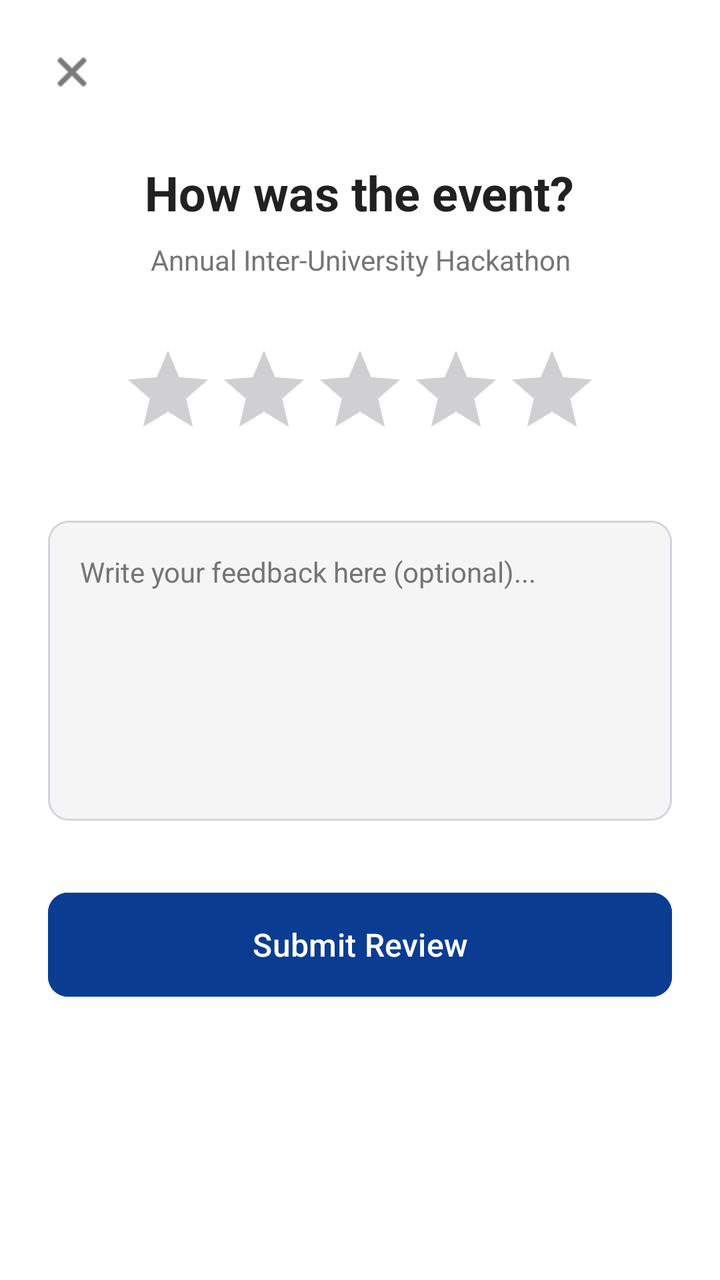
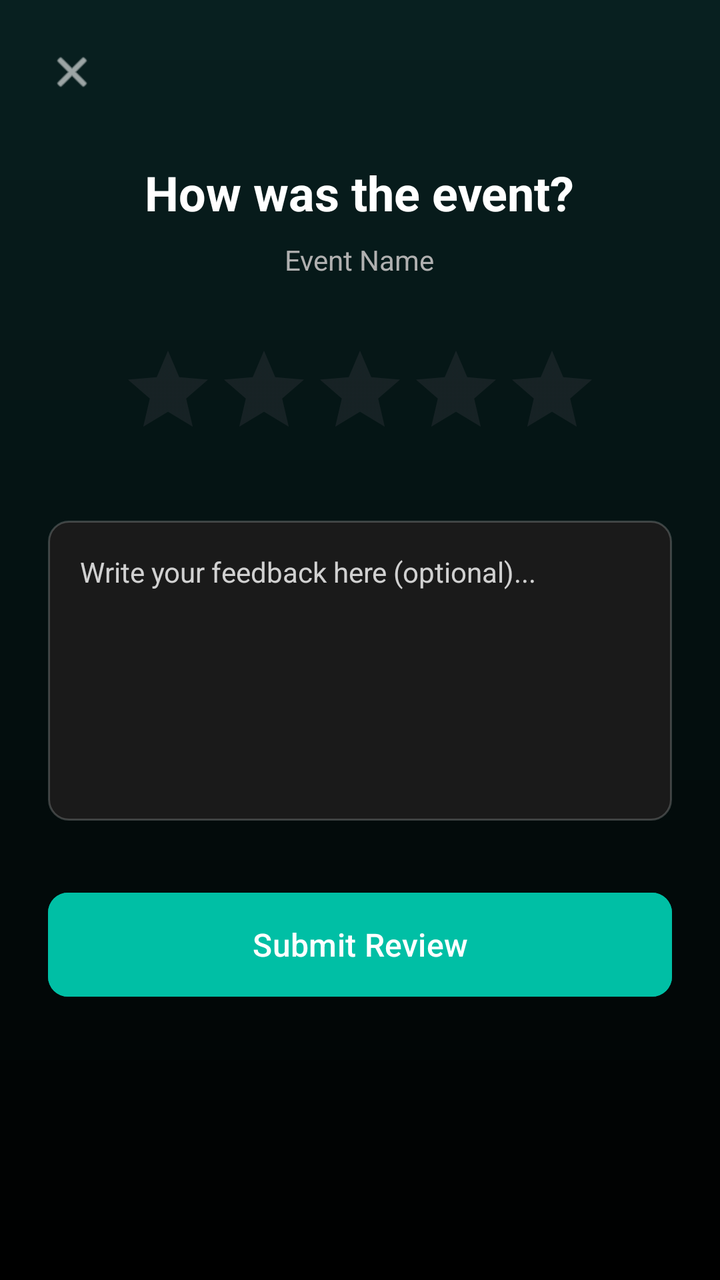

Before-and-after screenshots of an Android layout around one commit, followed by the original layout XML and the change that was made.
<!-- AndroidManifest.xml: application theme Theme.CampusConnectProject -->
<!-- res/layout/activity_review.xml -->
<?xml version="1.0" encoding="utf-8"?>
<LinearLayout
    xmlns:android="http://schemas.android.com/apk/res/android"
    xmlns:app="http://schemas.android.com/apk/res-auto"
    android:layout_width="match_parent"
    android:layout_height="match_parent"
    android:orientation="vertical"
    android:background="@color/bg_utama"
    android:padding="24dp"
    android:gravity="center_horizontal">

    
    <ImageView
        android:id="@+id/btnCloseReview"
        android:layout_width="24dp"
        android:layout_height="24dp"
        android:src="@android:drawable/ic_menu_close_clear_cancel"
        android:contentDescription="@null"
        app:tint="@color/teks_utama"
        android:layout_gravity="start"
        android:layout_marginBottom="32dp"/>

    <TextView
        android:layout_width="wrap_content"
        android:layout_height="wrap_content"
        android:text="How was the event?"
        android:textColor="@color/teks_utama"
        android:textSize="24sp"
        android:textStyle="bold"
        android:layout_marginBottom="8dp"/>

    <TextView
        android:id="@+id/tvReviewEventName"
        android:layout_width="wrap_content"
        android:layout_height="wrap_content"
        android:text="Annual Inter-University Hackathon"
        android:textColor="@color/teks_sekunder"
        android:textSize="14sp"
        android:textAlignment="center"
        android:layout_marginBottom="32dp"/>

    
    <RatingBar
        android:id="@+id/ratingBar"
        android:layout_width="wrap_content"
        android:layout_height="wrap_content"
        android:numStars="5"
        android:stepSize="1.0"
        android:progressTint="@color/warna_aksen"
        android:layout_marginBottom="32dp"/>

    
    <EditText
        android:id="@+id/etReviewText"
        android:layout_width="match_parent"
        android:layout_height="150dp"
        android:background="@drawable/bg_input_rounded"
        android:gravity="top|start"
        android:hint="Write your feedback here (optional)..."
        android:textColor="@color/teks_utama"
        android:textColorHint="@color/teks_sekunder"
        android:padding="16dp"
        android:textSize="14sp"
        android:layout_marginBottom="32dp"/>

    <Button
        android:id="@+id/btnSubmitReview"
        android:layout_width="match_parent"
        android:layout_height="60dp"
        android:backgroundTint="@color/warna_primer"
        android:text="Submit Review"
        android:textAllCaps="false"
        android:textColor="@color/white"
        android:textSize="16sp"
        app:cornerRadius="10dp" />

</LinearLayout>
<!-- resources referenced by this layout -->
<resources>
  <color name="bg_utama">#FFFFFF</color>
  <color name="teks_sekunder">#757575</color>
  <color name="teks_utama">#212121</color>
  <color name="warna_aksen">#FF8A00</color>
  <color name="warna_primer">#0A3D91</color>
  <color name="white">#FFFFFFFF</color>
  <!-- drawable bg_input_rounded (drawable) -->
  <?xml version="1.0" encoding="utf-8"?>
  <shape xmlns:android="http://schemas.android.com/apk/res/android" android:shape="rectangle">
      <solid android:color="@color/bg_input" />
      <stroke android:width="1dp" android:color="#D1D5DB" />
      <corners android:radius="10dp" />
  </shape>
  <style name="Theme.CampusConnectProject" parent="Base.Theme.CampusConnectProject" />
  <color name="bg_input">#F5F5F5</color>
  <style name="Base.Theme.CampusConnectProject" parent="Theme.Material3.DayNight.NoActionBar">
          <item name="android:forceDarkAllowed" tools:targetApi="q">false</item>
      </style>
</resources>

<!-- the commit's change to res/layout/activity_review.xml (unified diff, before → after) -->
@@ -5,7 +5,7 @@
     android:layout_width="match_parent"
     android:layout_height="match_parent"
     android:orientation="vertical"
-    android:background="@color/bg_utama"
+    android:background="@drawable/bg_main_gradient"
     android:padding="24dp"
     android:gravity="center_horizontal">
 
@@ -16,7 +16,7 @@
         android:layout_height="24dp"
         android:src="@android:drawable/ic_menu_close_clear_cancel"
         android:contentDescription="@null"
-        app:tint="@color/teks_utama"
+        app:tint="@color/white"
         android:layout_gravity="start"
         android:layout_marginBottom="32dp"/>
 
@@ -24,7 +24,7 @@
         android:layout_width="wrap_content"
         android:layout_height="wrap_content"
         android:text="How was the event?"
-        android:textColor="@color/teks_utama"
+        android:textColor="@color/white"
         android:textSize="24sp"
         android:textStyle="bold"
         android:layout_marginBottom="8dp"/>
@@ -33,8 +33,8 @@
         android:id="@+id/tvReviewEventName"
         android:layout_width="wrap_content"
         android:layout_height="wrap_content"
-        android:text="Annual Inter-University Hackathon"
-        android:textColor="@color/teks_sekunder"
+        android:text="Event Name"
+        android:textColor="#B0B0B0"
         android:textSize="14sp"
         android:textAlignment="center"
         android:layout_marginBottom="32dp"/>
@@ -46,7 +46,7 @@
         android:layout_height="wrap_content"
         android:numStars="5"
         android:stepSize="1.0"
-        android:progressTint="@color/warna_aksen"
+        android:progressTint="@color/warna_primer"
         android:layout_marginBottom="32dp"/>
 
     
@@ -57,8 +57,8 @@
         android:background="@drawable/bg_input_rounded"
         android:gravity="top|start"
         android:hint="Write your feedback here (optional)..."
-        android:textColor="@color/teks_utama"
-        android:textColorHint="@color/teks_sekunder"
+        android:textColor="@color/white"
+        android:textColorHint="#CCFFFFFF"
         android:padding="16dp"
         android:textSize="14sp"
         android:layout_marginBottom="32dp"/>
<!-- resource entries referenced after the edit -->
@@ -1,21 +1,34 @@
 <!-- resources referenced by this layout -->
 <resources>
-  <color name="bg_utama">#FFFFFF</color>
-  <color name="teks_sekunder">#757575</color>
-  <color name="teks_utama">#212121</color>
-  <color name="warna_aksen">#FF8A00</color>
-  <color name="warna_primer">#0A3D91</color>
+  <color name="warna_primer">#00BFA5</color>
   <color name="white">#FFFFFFFF</color>
   <!-- drawable bg_input_rounded (drawable) -->
   <?xml version="1.0" encoding="utf-8"?>
   <shape xmlns:android="http://schemas.android.com/apk/res/android" android:shape="rectangle">
       <solid android:color="@color/bg_input" />
-      <stroke android:width="1dp" android:color="#D1D5DB" />
+      <stroke android:width="1dp" android:color="#33FFFFFF" />
       <corners android:radius="10dp" />
   </shape>
+  <!-- drawable bg_main_gradient (drawable) -->
+  <?xml version="1.0" encoding="utf-8"?>
+  <shape xmlns:android="http://schemas.android.com/apk/res/android"
+      android:shape="rectangle">
+      <gradient
+          android:angle="270"
+          android:endColor="@color/bg_gradient_end"
+          android:startColor="@color/bg_gradient_start"
+          android:type="linear" />
+  </shape>
   <style name="Theme.CampusConnectProject" parent="Base.Theme.CampusConnectProject" />
-  <color name="bg_input">#F5F5F5</color>
+  <color name="bg_input">#1A1A1A</color>
+  <color name="bg_gradient_end">#000000</color>
+  <color name="bg_gradient_start">#082020</color>
   <style name="Base.Theme.CampusConnectProject" parent="Theme.Material3.DayNight.NoActionBar">
+          
+          <item name="colorPrimary">@color/warna_primer</item>
+          <item name="android:statusBarColor">@color/bg_gradient_start</item>
+          <item name="android:navigationBarColor">@color/bg_gradient_end</item>
+          <item name="android:windowBackground">@drawable/bg_main_gradient</item>
           <item name="android:forceDarkAllowed" tools:targetApi="q">false</item>
       </style>
 </resources>
